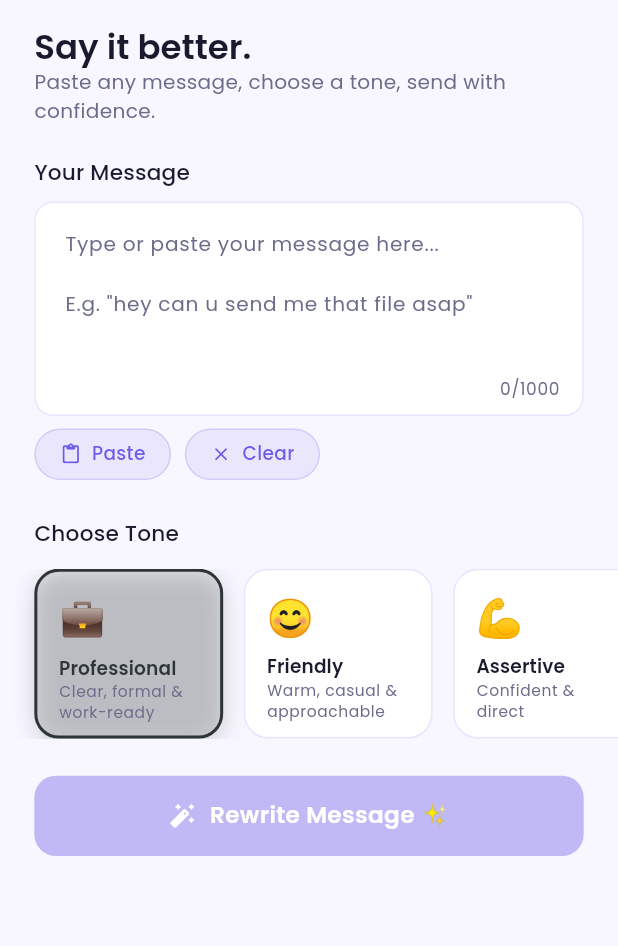
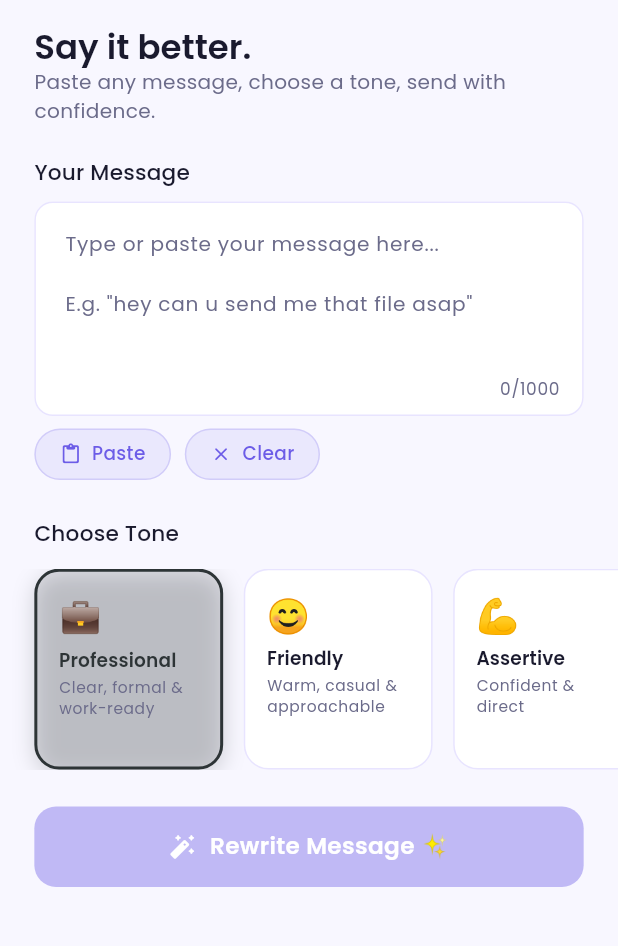
Before and after one commit to Gulshid/Tonefix-App, a Flutter app: the screen it shows after launch, on a phone screen of 412 x 824 dp, the part 70-1016 px from its top. Run offline on Flutter 3.47's test engine with Material 3 defaults, Android fonts, the phone set to English and light mode, and no system bars; drawn by our look-alikes of flutter_animate; our stand-ins replace cloud_firestore, equatable, firebase_auth, firebase_core, flutter_bloc, flutter_dotenv and 7 more; accounts and stored records are empty; network calls fail; statements that could not run were skipped.

Commit message:
udpate the api

```diff
--- a/tonefix/lib/core/services/tone_engine.dart
+++ b/tonefix/lib/core/services/tone_engine.dart
@@ -10,7 +10,7 @@ import 'package:uuid/uuid.dart';
 class ToneEngine {
   ToneEngine({required String apiKey})
       : _model = GenerativeModel(
-          model: 'gemini-1.5-flash', // Free tier, fast
+          model: 'gemini-2.0-flash',
           apiKey: apiKey,
           generationConfig: GenerationConfig(
             temperature: 0.7,
--- a/tonefix/lib/features/history/ui/history_screen.dart
+++ b/tonefix/lib/features/history/ui/history_screen.dart
@@ -229,7 +229,7 @@ class _HistoryCard extends StatelessWidget {
                   child: Icon(
                     Icons.arrow_downward_rounded,
                     size: 12.sp,
-                    color: result.tone.color.withOpacity(0.7),
+                    color: result.tone.color.withValues(alpha: 0.7),
                   ),
                 ),
                 Expanded(
--- a/tonefix/lib/features/home/ui/home_screen.dart
+++ b/tonefix/lib/features/home/ui/home_screen.dart
@@ -74,10 +74,8 @@ class _HomeScreenState extends State<HomeScreen> {
     final isDark = Theme.of(context).brightness == Brightness.dark;
 
     return BlocListener<ToneRewriteBloc, ToneRewriteState>(
-      listenWhen: (prev, curr) =>
-          curr.hasResult && !prev.hasResult,
+      listenWhen: (prev, curr) => curr.hasResult && !prev.hasResult,
       listener: (context, state) {
-        // Navigate to result screen when rewrite is done
         context.push(AppRoutes.rewrite, extra: state.result);
       },
       child: Scaffold(
@@ -310,10 +308,10 @@ class _ActionChip extends StatelessWidget {
       child: Container(
         padding: EdgeInsets.symmetric(horizontal: 14.w, vertical: 7.h),
         decoration: BoxDecoration(
-          color: AppColors.primary.withOpacity(0.1),
+          color: AppColors.primary.withValues(alpha: 0.1),
           borderRadius: BorderRadius.circular(20.r),
           border: Border.all(
-            color: AppColors.primary.withOpacity(0.2),
+            color: AppColors.primary.withValues(alpha: 0.2),
           ),
         ),
         child: Row(
--- a/tonefix/lib/features/tone_rewrite/ui/rewrite_screen.dart
+++ b/tonefix/lib/features/tone_rewrite/ui/rewrite_screen.dart
@@ -69,10 +69,10 @@ class RewriteScreen extends StatelessWidget {
                         width: 40.w,
                         height: 40.w,
                         decoration: BoxDecoration(
-                          color: result.tone.color.withOpacity(0.15),
+                          color: result.tone.color.withValues(alpha: 0.15),
                           shape: BoxShape.circle,
                           border: Border.all(
-                            color: result.tone.color.withOpacity(0.3),
+                            color: result.tone.color.withValues(alpha: 0.3),
                           ),
                         ),
                         child: Icon(
--- a/tonefix/lib/features/tone_rewrite/widgets/tone_selector_widget.dart
+++ b/tonefix/lib/features/tone_rewrite/widgets/tone_selector_widget.dart
@@ -28,7 +28,7 @@ class ToneSelectorWidget extends StatelessWidget {
         ),
         SizedBox(height: 12.h),
         SizedBox(
-          height: 110.h,
+          height: 130.h,
           child: ListView.separated(
             scrollDirection: Axis.horizontal,
             padding: EdgeInsets.symmetric(horizontal: 20.w),
@@ -90,7 +90,7 @@ class _ToneCard extends StatelessWidget {
           boxShadow: isSelected
               ? [
                   BoxShadow(
-                    color: tone.color.withOpacity(0.2),
+                    color: tone.color.withValues(alpha: 0.2),
                     blurRadius: 12,
                     offset: const Offset(0, 4),
                   ),
@@ -99,10 +99,11 @@ class _ToneCard extends StatelessWidget {
         ),
         child: Column(
           crossAxisAlignment: CrossAxisAlignment.start,
-          mainAxisAlignment: MainAxisAlignment.spaceBetween,
+          mainAxisAlignment: MainAxisAlignment.start,  // ← was spaceBetween
+          mainAxisSize: MainAxisSize.min,              // ← add this
           children: [
-            Text(tone.emoji, style: TextStyle(fontSize: 24.sp)),
-            SizedBox(height: 6.h),
+            Text(tone.emoji, style: TextStyle(fontSize: 22.sp)),
+            SizedBox(height: 4.h),
             Text(
               tone.label,
               style: Theme.of(context).textTheme.labelLarge?.copyWith(
@@ -114,6 +115,7 @@ class _ToneCard extends StatelessWidget {
               maxLines: 1,
               overflow: TextOverflow.ellipsis,
             ),
+            SizedBox(height: 2.h),  // ← add small gap
             Text(
               tone.description,
               style: Theme.of(context).textTheme.bodySmall?.copyWith(
```
Also changed, not shown: tonefix/pubspec.yaml (+23 -0 lines), tonefix/assets/images/logo.png (added), tonefix/pubspec.lock, 42 other files.
